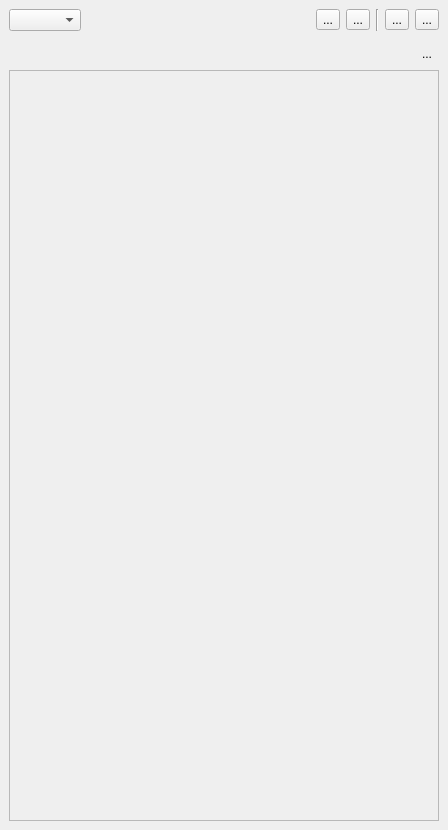
Above: koordinatesexplorer/ui/koordinatesexplorer.ui from koordinates/koordinates-qgis-plugin before the change. Below: the same form after it.
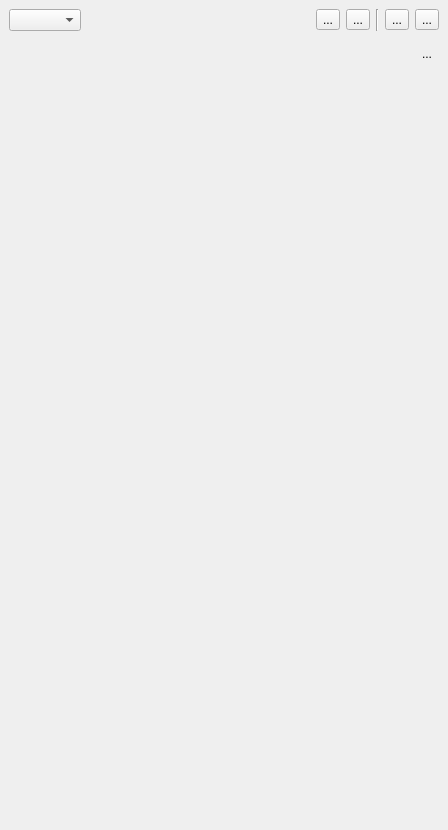
That is the form after the change.

Commit message: Match widget styles to mockups

Diff of the .ui file:
```diff
--- a/koordinatesexplorer/ui/koordinatesexplorer.ui
+++ b/koordinatesexplorer/ui/koordinatesexplorer.ui
@@ -251,10 +251,10 @@
            </sizepolicy>
           </property>
           <property name="frameShape">
-           <enum>QFrame::StyledPanel</enum>
+           <enum>QFrame::NoFrame</enum>
           </property>
           <property name="frameShadow">
-           <enum>QFrame::Raised</enum>
+           <enum>QFrame::Plain</enum>
           </property>
          </widget>
         </item>
```
The commit also changes 1 other file.
